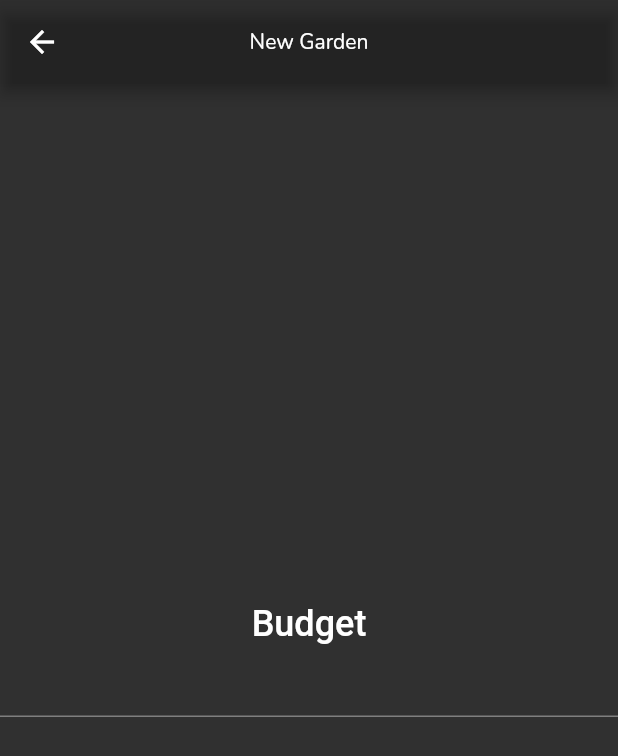
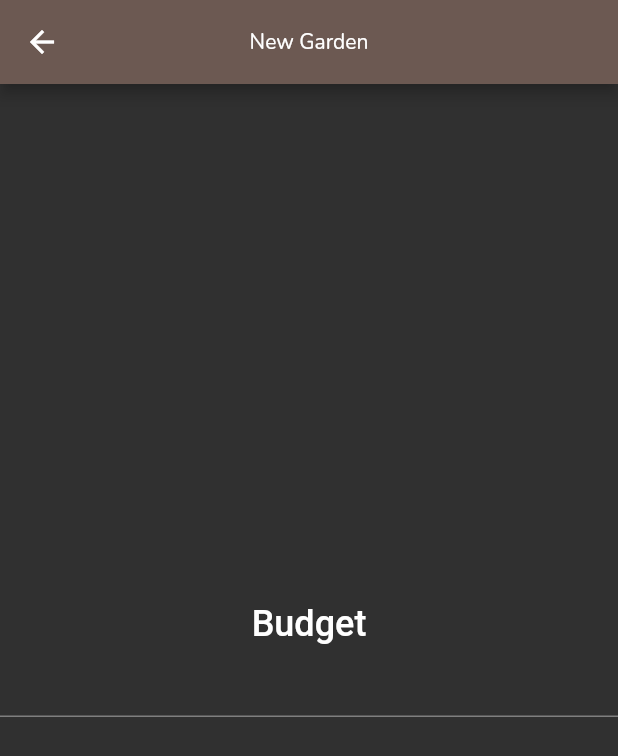
Before and after one commit to 2002Bishwajeet/acorny-tree, a Flutter app: the HomePage screen opened directly, on a phone screen of 412 x 824 dp. Shown: the top 756 px of the screen. Run offline on Flutter 3.47's test engine with Material 2 defaults, Android fonts, the phone set to English and light mode, and no system bars; our stand-ins replace google_fonts, introduction_screen, line_icons, lottie.

Commit message:
add prefix ff

```diff
--- a/lib/themes.dart
+++ b/lib/themes.dart
@@ -19,19 +19,19 @@ class Themes {
     );
   }
 
-  static Color lightGreen = const Color(0x6d9f71);
-  static Color brownish = const Color(0x54574b);
-  static Color blackShade = const Color(0x09221d);
-  static Color lightblue = const Color(0x0dd8e0);
-  static Color dullGreen = const Color(0x7b886f);
-  static Color waterBlue = const Color(0x00b2ff);
-  static Color landBrown = const Color(0x6c5952);
-  static Color creamcolor = const Color(0xf5f5f5);
+  static Color lightGreen = const Color(0xff6d9f71);
+  static Color brownish = const Color(0xff54574b);
+  static Color blackShade = const Color(0xff09221d);
+  static Color lightblue = const Color(0xff0dd8e0);
+  static Color dullGreen = const Color(0xff7b886f);
+  static Color waterBlue = const Color(0xff00b2ff);
+  static Color landBrown = const Color(0xff6c5952);
+  static Color creamcolor = const Color(0xfff5f5f5);
 
   // The Color Decided by ping
-  static Color oldBurgandy = const Color(0x4b3b40);
-  static Color shadow = const Color(0x82735c);
-  static Color olivine = const Color(0x9db17c);
-  static Color grannySmithApple = const Color(0x9cde9f);
-  static Color teaGreen = const Color(0xd1f5be);
+  static Color oldBurgandy = const Color(0xff4b3b40);
+  static Color shadow = const Color(0xff82735c);
+  static Color olivine = const Color(0xff9db17c);
+  static Color grannySmithApple = const Color(0xff9cde9f);
+  static Color teaGreen = const Color(0xffd1f5be);
 }
```
